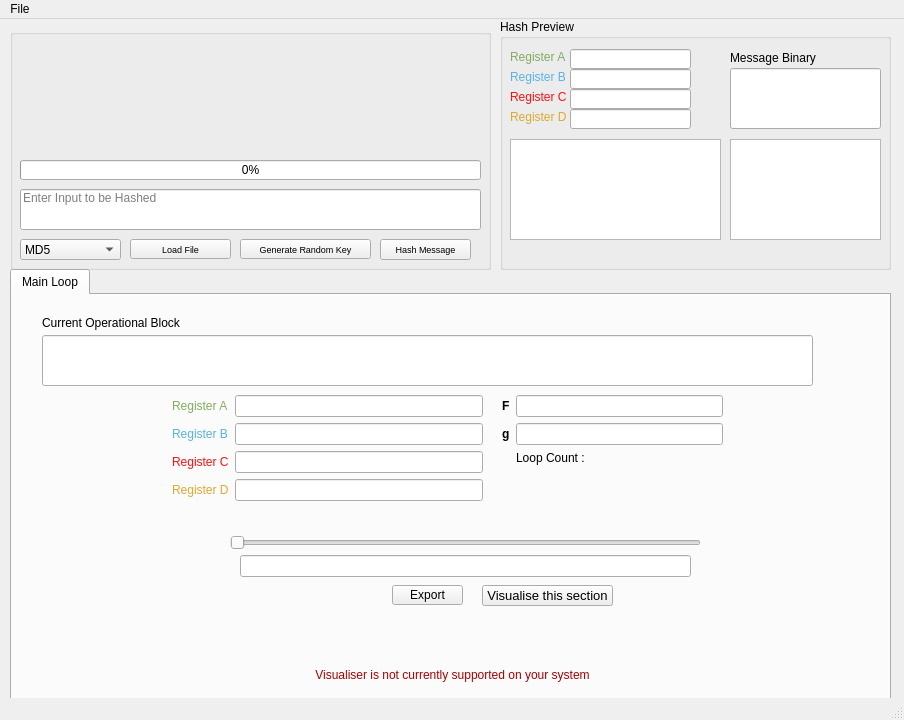
The window that mainwindow.ui (euandmj/Hash-Function-Visualiser) describes before a commit, drawn with Qt 5.
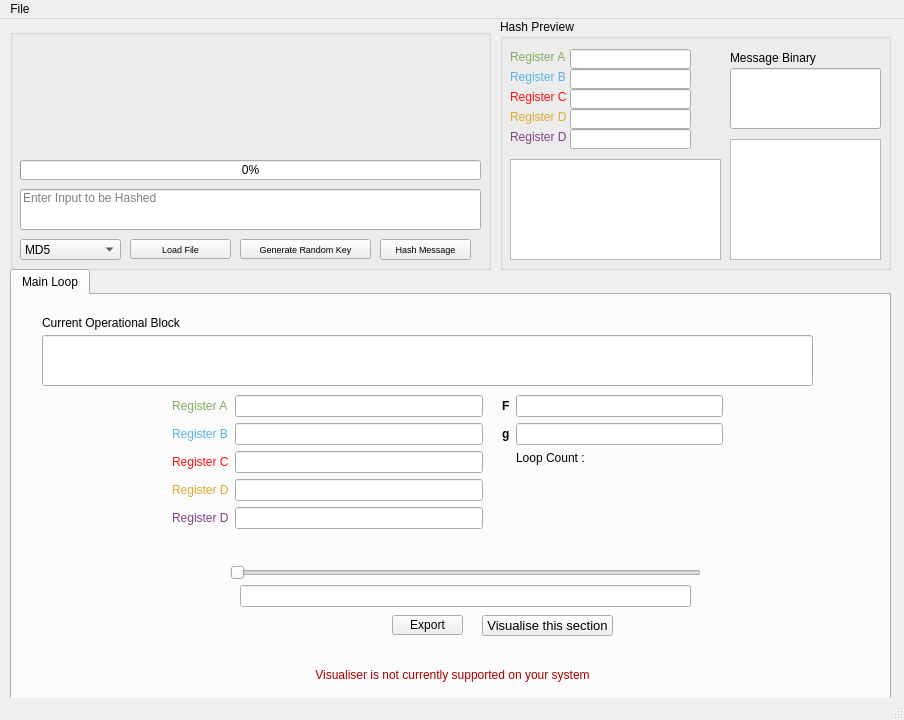
The same window after the commit.

What changed in the file:
```diff
--- a/mainwindow.ui
+++ b/mainwindow.ui
@@ -230,7 +230,7 @@
           <x>230</x>
           <y>120</y>
           <width>151</width>
-          <height>101</height>
+          <height>121</height>
          </rect>
         </property>
         <property name="sizePolicy">
@@ -273,7 +273,7 @@
         <property name="geometry">
          <rect>
           <x>10</x>
-          <y>120</y>
+          <y>140</y>
           <width>211</width>
           <height>101</height>
          </rect>
@@ -399,6 +399,32 @@
          <string>Message Binary</string>
         </property>
        </widget>
+       <widget class="QLineEdit" name="regEText">
+        <property name="geometry">
+         <rect>
+          <x>70</x>
+          <y>110</y>
+          <width>121</width>
+          <height>20</height>
+         </rect>
+        </property>
+        <property name="readOnly">
+         <bool>true</bool>
+        </property>
+       </widget>
+       <widget class="QLabel" name="label_21">
+        <property name="geometry">
+         <rect>
+          <x>10</x>
+          <y>110</y>
+          <width>61</width>
+          <height>17</height>
+         </rect>
+        </property>
+        <property name="text">
+         <string>&lt;html&gt;&lt;head/&gt;&lt;body&gt;&lt;p&gt;&lt;span style=&quot; color:#834187;&quot;&gt;Register D&lt;/span&gt;&lt;/p&gt;&lt;/body&gt;&lt;/html&gt;</string>
+        </property>
+       </widget>
       </widget>
      </item>
     </layout>
@@ -439,7 +465,7 @@
          <property name="geometry">
           <rect>
            <x>380</x>
-           <y>290</y>
+           <y>320</y>
            <width>71</width>
            <height>20</height>
           </rect>
@@ -526,7 +552,7 @@
          <property name="geometry">
           <rect>
            <x>218</x>
-           <y>240</y>
+           <y>270</y>
            <width>471</width>
            <height>16</height>
           </rect>
@@ -587,7 +613,7 @@
            <x>160</x>
            <y>100</y>
            <width>311</width>
-           <height>121</height>
+           <height>142</height>
           </rect>
          </property>
          <layout class="QFormLayout" name="formLayout">
@@ -598,6 +624,18 @@
             </property>
            </widget>
           </item>
+          <item row="0" column="1">
+           <widget class="QLineEdit" name="aBufferVal">
+            <property name="font">
+             <font>
+              <pointsize>8</pointsize>
+             </font>
+            </property>
+            <property name="readOnly">
+             <bool>true</bool>
+            </property>
+           </widget>
+          </item>
           <item row="1" column="0">
            <widget class="QLabel" name="label_10">
             <property name="text">
@@ -655,8 +693,15 @@
             </property>
            </widget>
           </item>
-          <item row="0" column="1">
-           <widget class="QLineEdit" name="aBufferVal">
+          <item row="4" column="0">
+           <widget class="QLabel" name="label_15">
+            <property name="text">
+             <string>&lt;html&gt;&lt;head/&gt;&lt;body&gt;&lt;p&gt;&lt;span style=&quot; color:#834187;&quot;&gt;Register D&lt;/span&gt;&lt;/p&gt;&lt;/body&gt;&lt;/html&gt;</string>
+            </property>
+           </widget>
+          </item>
+          <item row="4" column="1">
+           <widget class="QLineEdit" name="eBufferVal">
             <property name="font">
              <font>
               <pointsize>8</pointsize>
@@ -673,7 +718,7 @@
          <property name="geometry">
           <rect>
            <x>228</x>
-           <y>260</y>
+           <y>290</y>
            <width>451</width>
            <height>22</height>
           </rect>
@@ -719,7 +764,7 @@
          <property name="geometry">
           <rect>
            <x>470</x>
-           <y>290</y>
+           <y>320</y>
            <width>131</width>
            <height>21</height>
           </rect>
```
